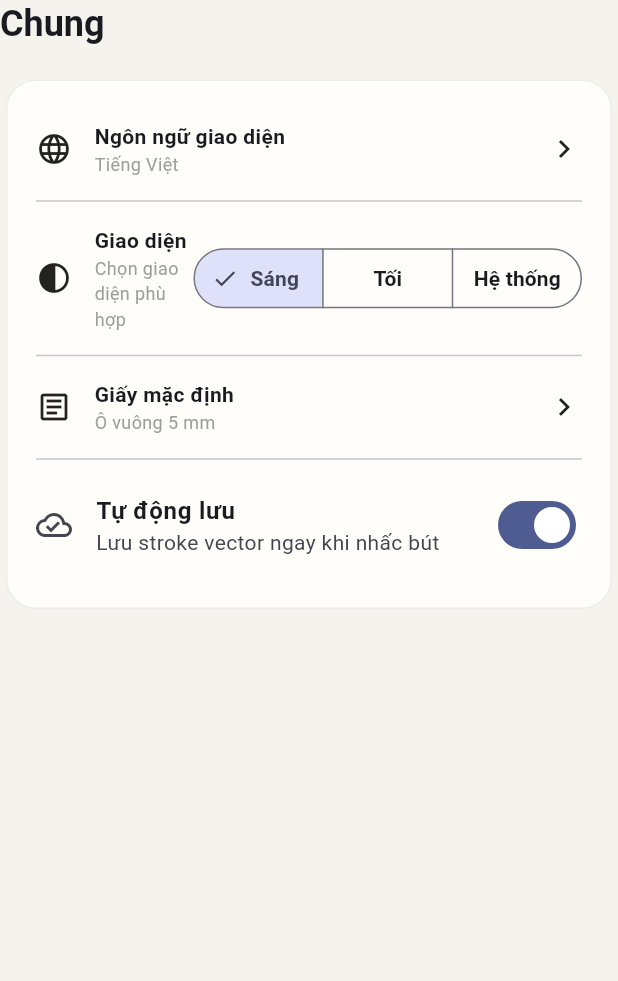
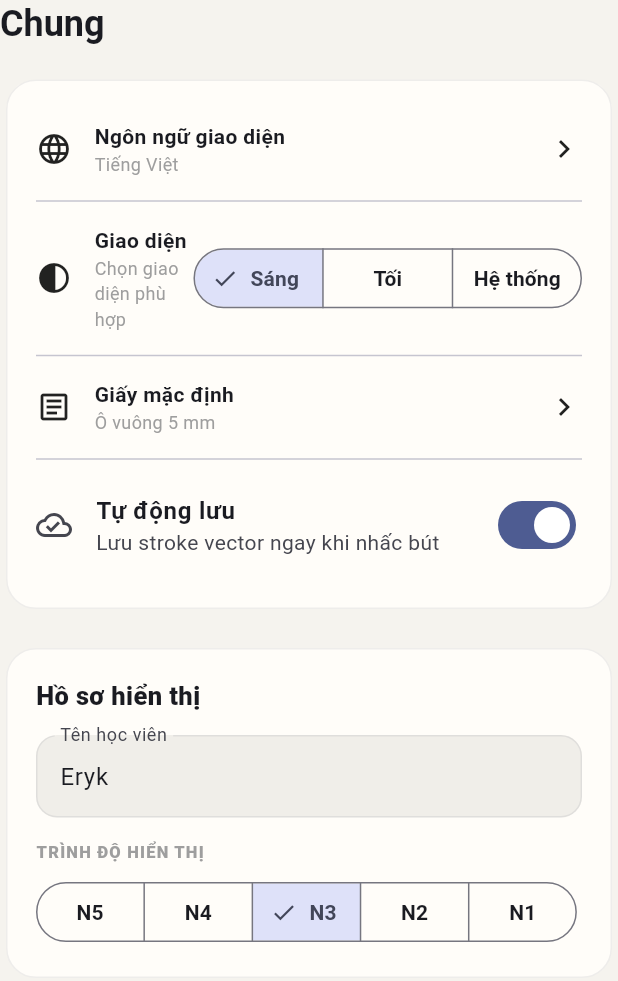
Before and after one commit to Albazzz/Notebook-Eryk, a Flutter app: the _GeneralSettings widget shown alone on an empty page, opened directly with empty values, after a tap on "Tự động lưu", on a phone screen of 412 x 824 dp. Shown: the top 981 px of the screen. Run offline on Flutter 3.47's test engine with Material 3 defaults, Android fonts, the phone set to English and light mode, and no system bars; our stand-ins replace file_picker, flutter_secure_storage, shared_preferences, sqflite; missing offline and left inert: google_mlkit_text_recognition; accounts and stored records are empty.

Commit message:
Customize student profile and floating window display

```diff
--- a/lib/app_state.dart
+++ b/lib/app_state.dart
@@ -28,6 +28,7 @@ class AppState extends ChangeNotifier {
   bool palmRejection = true;
   bool touchWritingEnabled = false;
   bool doubleTapEraser = true;
+  String studentName = 'Eryk';
   String jlpt = 'N3';
   String explanationLanguage = 'Tiếng Việt';
   String selectedModelId = '';
@@ -71,6 +72,7 @@ class AppState extends ChangeNotifier {
     palmRejection = prefs.getBool('palmRejection') ?? true;
     touchWritingEnabled = prefs.getBool('touchWritingEnabled') ?? false;
     doubleTapEraser = prefs.getBool('doubleTapEraser') ?? true;
+    studentName = prefs.getString('studentName') ?? 'Eryk';
     jlpt = prefs.getString('jlpt') ?? 'N3';
     explanationLanguage =
         prefs.getString('explanationLanguage') ?? 'Tiếng Việt';
@@ -326,6 +328,11 @@ class AppState extends ChangeNotifier {
     await prefs.setBool('palmRejection', palmRejection);
     await prefs.setBool('touchWritingEnabled', touchWritingEnabled);
     await prefs.setBool('doubleTapEraser', doubleTapEraser);
+    await prefs.setString(
+      'studentName',
+      studentName.trim().isEmpty ? 'Eryk' : studentName.trim(),
+    );
+    await prefs.setString('jlpt', jlpt);
     notifyListeners();
   }
 
--- a/lib/screens/settings_screen.dart
+++ b/lib/screens/settings_screen.dart
@@ -159,6 +159,43 @@ class _GeneralSettings extends StatelessWidget {
               value: state.autoSave,
               onChanged: (value) {
                 state.autoSave = value;
+                state.saveGeneralSettings();
+              },
+            ),
+          ],
+        ),
+      ),
+      const SizedBox(height: 18),
+      SectionCard(
+        child: Column(
+          crossAxisAlignment: CrossAxisAlignment.start,
+          children: [
+            const Text(
+              'Hồ sơ hiển thị',
+              style: TextStyle(fontWeight: FontWeight.w800, fontSize: 17),
+            ),
+            const SizedBox(height: 14),
+            TextFormField(
+              initialValue: state.studentName,
+              decoration: const InputDecoration(
+                labelText: 'Tên học viên',
+                hintText: 'Ví dụ: Eryk',
+              ),
+              onChanged: (value) => state.studentName = value,
+              onEditingComplete: state.saveGeneralSettings,
+            ),
+            const SizedBox(height: 16),
+            const _FieldLabel('TRÌNH ĐỘ HIỂN THỊ'),
+            const SizedBox(height: 8),
+            SegmentedButton<String>(
+              segments: const ['N5', 'N4', 'N3', 'N2', 'N1']
+                  .map(
+                    (value) => ButtonSegment(value: value, label: Text(value)),
+                  )
+                  .toList(),
+              selected: {state.jlpt},
+              onSelectionChanged: (value) {
+                state.jlpt = value.first;
                 state.saveGeneralSettings();
               },
             ),
--- a/lib/widgets/app_sidebar.dart
+++ b/lib/widgets/app_sidebar.dart
@@ -76,7 +76,7 @@ class AppSidebar extends StatelessWidget {
                 color: Theme.of(context).colorScheme.surface,
                 borderRadius: BorderRadius.circular(16),
               ),
-              child: const Row(
+              child: Row(
                 children: [
                   CircleAvatar(
                     backgroundColor: Color(0xffdce1ff),
@@ -88,11 +88,11 @@ class AppSidebar extends StatelessWidget {
                       crossAxisAlignment: CrossAxisAlignment.start,
                       children: [
                         Text(
-                          'Học viên Zen',
+                          'Học viên ${state.studentName}',
                           style: TextStyle(fontWeight: FontWeight.w700),
                         ),
                         Text(
-                          'Lưu cục bộ · N3',
+                          'Lưu cục bộ · ${state.jlpt}',
                           style: TextStyle(fontSize: 11, color: Colors.grey),
                         ),
                       ],
```
Also changed, not shown: lib/screens/editor_screen.dart (+54 -2 lines).
